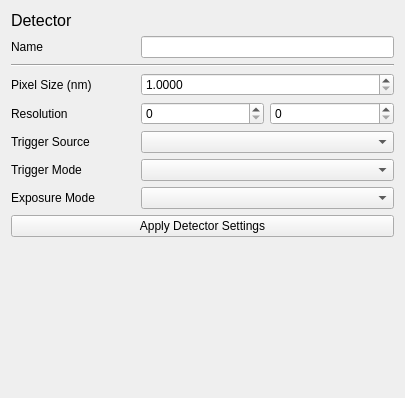
Qt form openclem/ui/qt/CLEMDetectorWidget.ui (DeMarcoLab/openCLEM) before a commit.
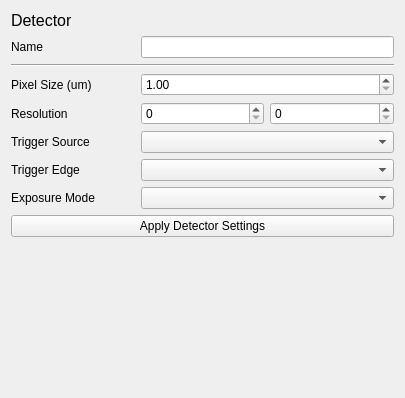
The same form after that commit.

```diff
--- a/openclem/ui/qt/CLEMDetectorWidget.ui
+++ b/openclem/ui/qt/CLEMDetectorWidget.ui
@@ -54,7 +54,7 @@
    <item row="3" column="0">
     <widget class="QLabel" name="label_detector_pixelsize">
      <property name="text">
-      <string>Pixel Size (nm)</string>
+      <string>Pixel Size (um)</string>
      </property>
     </widget>
    </item>
@@ -64,7 +64,7 @@
    <item row="6" column="0">
     <widget class="QLabel" name="label_detector_trigger_mode">
      <property name="text">
-      <string>Trigger Mode</string>
+      <string>Trigger Edge</string>
      </property>
     </widget>
    </item>
@@ -81,7 +81,7 @@
    <item row="3" column="1" colspan="2">
     <widget class="QDoubleSpinBox" name="doubleSpinBox_detector_pixelsize">
      <property name="decimals">
-      <number>4</number>
+      <number>2</number>
      </property>
      <property name="minimum">
       <double>1.000000000000000</double>
```
Left out of the diff: 34 changed lines with no effect on the pictures.
